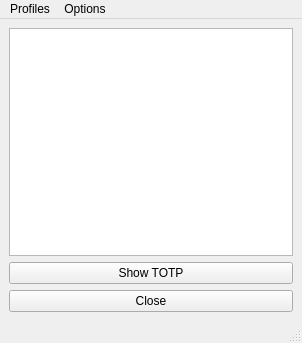
Qt form ui/BTUIProfileMainWindow.ui (c-buzz/buzz-totp-gui) before a commit.
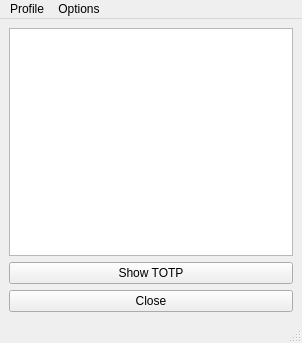
The same form after that commit.

Patch:
```diff
--- a/ui/BTUIProfileMainWindow.ui
+++ b/ui/BTUIProfileMainWindow.ui
@@ -73,7 +73,7 @@
    </property>
    <widget class="QMenu" name="menuProfiles">
     <property name="title">
-     <string>Profiles</string>
+     <string>Profile</string>
     </property>
     <addaction name="actionChangeProfile"/>
     <addaction name="separator"/>
```
Left out of the diff: 9 changed lines with no effect on the pictures.
